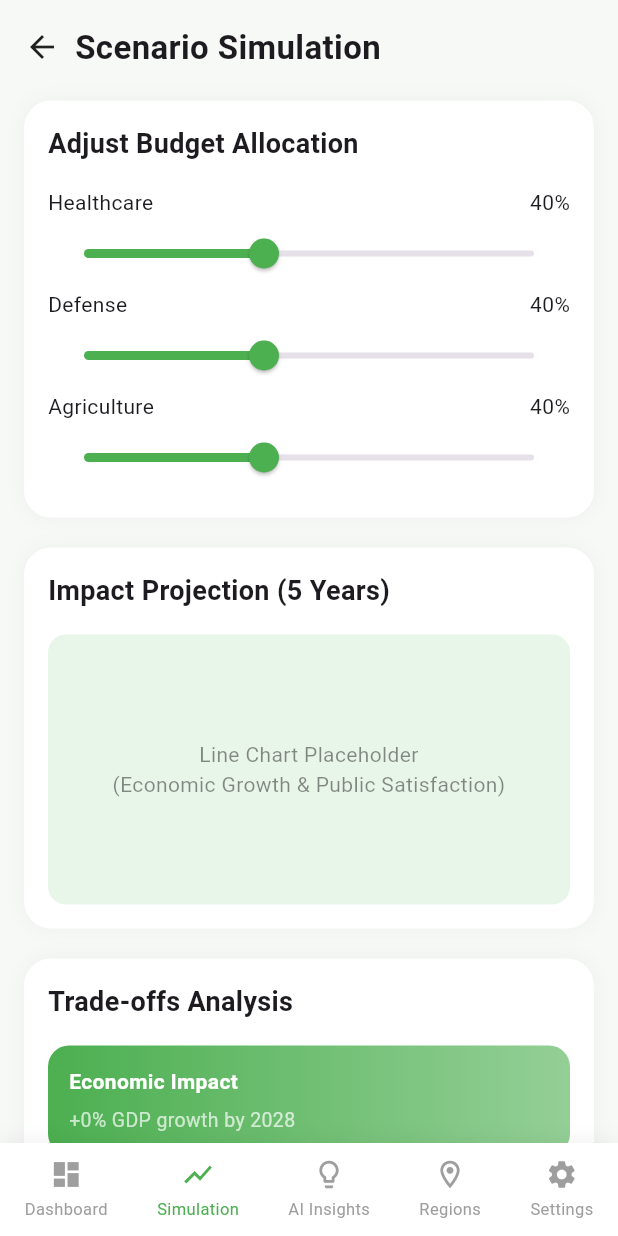
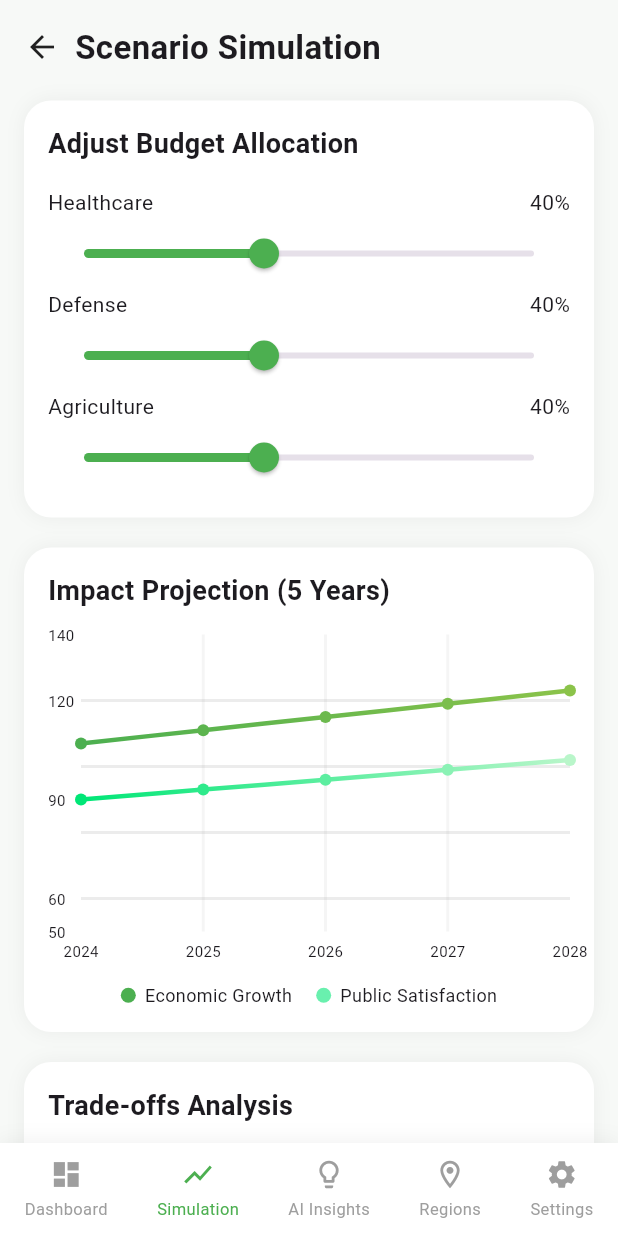
Before and after one commit to Pranoti812/BudgetIQ, a Flutter app: the SimulationScreen screen opened directly, on a phone screen of 412 x 824 dp. Run offline on Flutter 3.47's test engine with Material 3 defaults, Android fonts, the phone set to English and light mode, and no system bars; drawn by our look-alikes of fl_chart; our stand-ins replace cloud_firestore, firebase_auth, firebase_core, google_fonts, shared_preferences; accounts and stored records are empty.

Commit message:
setting+simulation+bottom_nav of gov - khushi

```diff
--- a/lib/main.dart
+++ b/lib/main.dart
@@ -35,6 +35,6 @@ class MainApp extends StatelessWidget {
   @override
   Widget build(BuildContext context) {
     return MaterialApp(debugShowCheckedModeBanner: false,
-     home:  DataIntegrationScreen());
+     home:  SimulationScreen());
   }
 }
--- a/lib/view/simulation_screen.dart
+++ b/lib/view/simulation_screen.dart
@@ -1,266 +1,6 @@
-// import 'package:flutter/material.dart';
-
-// class SimulationScreen extends StatefulWidget {
-//   const SimulationScreen({Key? key}) : super(key: key);
-
-//   @override
-//   State<SimulationScreen> createState() => _SimulationScreenState();
-// }
-
-// class _SimulationScreenState extends State<SimulationScreen> {
-//   double healthcare = 40;
-//   double defense = 40;
-//   double agriculture = 40;
-
-//   final Gradient primaryGradient = const LinearGradient(
-//     colors: [Color(0xFF4CAF50), Color(0xFF81C784)],
-//     begin: Alignment.centerLeft,
-//     end: Alignment.centerRight,
-//   );
-
-//   @override
-//   Widget build(BuildContext context) {
-//     return Scaffold(
-//       backgroundColor: const Color(0xFFF7F9F7),
-//       bottomNavigationBar: _buildBottomNav(),
-//       body: SafeArea(
-//         child: SingleChildScrollView(
-//           padding: const EdgeInsets.symmetric(horizontal: 16, vertical: 12),
-//           child: Column(
-//             crossAxisAlignment: CrossAxisAlignment.start,
-//             children: [
-//               _buildHeader(),
-//               const SizedBox(height: 20),
-
-//               /// Adjust Budget Allocation
-//               _sectionCard(
-//                 title: "Adjust Budget Allocation",
-//                 child: Column(
-//                   children: [
-//                     _budgetSlider("Healthcare", healthcare, (val) {
-//                       setState(() => healthcare = val);
-//                     }),
-//                     _budgetSlider("Defense", defense, (val) {
-//                       setState(() => defense = val);
-//                     }),
-//                     _budgetSlider("Agriculture", agriculture, (val) {
-//                       setState(() => agriculture = val);
-//                     }),
-//                   ],
-//                 ),
-//               ),
-
-//               const SizedBox(height: 20),
-
-//               /// Impact Projection
-//               _sectionCard(
-//                 title: "Impact Projection (5 Years)",
-//                 child: _mockChart(),
-//               ),
-
-//               const SizedBox(height: 20),
-
-//               /// Trade-offs Analysis
-//               _sectionCard(
-//                 title: "Trade-offs Analysis",
-//                 child: Column(
-//                   children: [
-//                     _infoTile(
-//                       title: "Economic Impact",
-//                       subtitle: "+0% GDP growth by 2028",
-//                       gradient: primaryGradient,
-//                     ),
-//                     const SizedBox(height: 12),
-//                     _infoTile(
-//                       title: "Social Welfare",
-//                       subtitle:
-//                           "Healthcare improvement affects life expectancy +0 years",
-//                       gradient: const LinearGradient(
-//                         colors: [Color(0xFF66BB6A), Color(0xFFA5D6A7)],
-//                       ),
-//                     ),
-//                   ],
-//                 ),
-//               ),
-//             ],
-//           ),
-//         ),
-//       ),
-//     );
-//   }
-
-//   /// ---------------- HEADER ----------------
-//   Widget _buildHeader() {
-//     return Row(
-//       children: const [
-//         Icon(Icons.arrow_back, size: 22),
-//         SizedBox(width: 10),
-//         Text(
-//           "Scenario Simulation",
-//           style: TextStyle(
-//             fontSize: 22,
-//             fontWeight: FontWeight.bold,
-//           ),
-//         ),
-//       ],
-//     );
-//   }
-
-//   /// ---------------- SECTION CARD ----------------
-//   Widget _sectionCard({required String title, required Widget child}) {
-//     return Container(
-//       padding: const EdgeInsets.all(16),
-//       decoration: BoxDecoration(
-//         color: Colors.white,
-//         borderRadius: BorderRadius.circular(18),
-//         boxShadow: [
-//           BoxShadow(
-//             color: Colors.black.withOpacity(0.04),
-//             blurRadius: 10,
-//             offset: const Offset(0, 4),
-//           )
-//         ],
-//       ),
-//       child: Column(
-//         crossAxisAlignment: CrossAxisAlignment.start,
-//         children: [
-//           Text(title,
-//               style:
-//                   const TextStyle(fontSize: 18, fontWeight: FontWeight.w600)),
-//           const SizedBox(height: 16),
-//           child,
-//         ],
-//       ),
-//     );
-//   }
-
-//   /// ---------------- SLIDER ----------------
-//   Widget _budgetSlider(
-//       String label, double value, Function(double) onChanged) {
-//     return Column(
-//       crossAxisAlignment: CrossAxisAlignment.start,
-//       children: [
-//         Row(
-//           mainAxisAlignment: MainAxisAlignment.spaceBetween,
-//           children: [
-//             Text(label,
-//                 style:
-//                     const TextStyle(fontSize: 14, color: Colors.black54)),
-//             Text("${value.toInt()}%",
-//                 style:
-//                     const TextStyle(fontSize: 14, fontWeight: FontWeight.w500)),
-//           ],
-//         ),
-//         SliderTheme(
-//           data: SliderThemeData(
-//             activeTrackColor: Colors.green,
-//             inactiveTrackColor: Colors.green.shade100,
-//             thumbColor: Colors.green,
-//             overlayColor: Colors.green.withOpacity(0.2),
-//           ),
-//           child: Slider(
-//             value: value,
-//             min: 0,
-//             max: 100,
-//             onChanged: onChanged,
-//           ),
-//         ),
-//         const SizedBox(height: 10),
-//       ],
-//     );
-//   }
-
-//   /// ---------------- MOCK CHART ----------------
-//   Widget _mockChart() {
-//     return Container(
-//       height: 180,
-//       decoration: BoxDecoration(
-//         color: const Color(0xFFF1F8F4),
-//         borderRadius: BorderRadius.circular(12),
-//       ),
-//       child: const Center(
-//         child: Text(
-//           "Line Chart Placeholder\n(Economic Growth & Public Satisfaction)",
-//           textAlign: TextAlign.center,
-//           style: TextStyle(color: Colors.black45),
-//         ),
-//       ),
-//     );
-//   }
-
-//   /// ---------------- INFO TILE ----------------
-//   Widget _infoTile({
-//     required String title,
-//     required String subtitle,
-//     required Gradient gradient,
-//   }) {
-//     return Container(
-//       padding: const EdgeInsets.all(14),
-//       decoration: BoxDecoration(
-//         gradient: gradient,
-//         borderRadius: BorderRadius.circular(14),
-//       ),
-//       child: Column(
-//         crossAxisAlignment: CrossAxisAlignment.start,
-//         children: [
-//           Text(title,
-//               style: const TextStyle(
-//                   color: Colors.white, fontWeight: FontWeight.bold)),
-//           const SizedBox(height: 6),
-//           Text(subtitle,
-//               style: const TextStyle(color: Colors.white70, fontSize: 13)),
-//         ],
-//       ),
-//     );
-//   }
-
-//   /// ---------------- BOTTOM NAV ----------------
-//   Widget _buildBottomNav() {
-//     return Container(
-//       padding: const EdgeInsets.symmetric(vertical: 10),
-//       decoration: BoxDecoration(
-//         color: Colors.white,
-//         boxShadow: [
-//           BoxShadow(
-//               color: Colors.black.withOpacity(0.05),
-//               blurRadius: 10,
-//               offset: const Offset(0, -2))
-//         ],
-//       ),
-//       child: Row(
-//         mainAxisAlignment: MainAxisAlignment.spaceAround,
-//         children: [
-//           _navItem(Icons.dashboard, "Dashboard", false),
-//           _navItem(Icons.show_chart, "Simulation", true),
-//           _navItem(Icons.lightbulb_outline, "AI Insights", false),
-//           _navItem(Icons.location_on_outlined, "Regions", false),
-//           _navItem(Icons.settings, "Settings", false),
-//         ],
-//       ),
-//     );
-//   }
-
-//   Widget _navItem(IconData icon, String label, bool active) {
-//     return Column(
-//       mainAxisSize: MainAxisSize.min,
-//       children: [
-//         Icon(icon,
-//             color: active ? Colors.green : Colors.grey, size: 22),
-//         const SizedBox(height: 4),
-//         Text(
-//           label,
-//           style: TextStyle(
-//             fontSize: 11,
-//             color: active ? Colors.green : Colors.grey,
-//           ),
-//         )
-//       ],
-//     );
-//   }
-// }
 import 'package:budegt_iq/view/gov_bottm_nav.dart';
 import 'package:flutter/material.dart';
-
+import 'package:fl_chart/fl_chart.dart';
 
 class SimulationScreen extends StatefulWidget {
   const SimulationScreen({super.key});
@@ -276,10 +16,52 @@ class _SimulationScreenState extends State<SimulationScreen> {
   double defense = 40;
   double agriculture = 40;
 
+  List<FlSpot> growthSpots = [];
+  List<FlSpot> satisfactionSpots = [];
+
+  @override
+  void initState() {
+    super.initState();
+    generateProjection(); // ✅ initial graph
+  }
+
+  /// 🔥 SIMULATION LOGIC
+  void generateProjection() {
+    List<FlSpot> growth = [];
+    List<FlSpot> satisfaction = [];
+
+    double baseGrowth = 85;
+    double baseSatisfaction = 70;
+
+    for (int i = 0; i < 5; i++) {
+      double year = (2024 + i).toDouble(); // ✅ FIXED
+
+      double g = baseGrowth +
+          (healthcare * 0.25) +
+          (defense * 0.12) +
+          (agriculture * 0.18) +
+          (i * 4);
+
+      double s = baseSatisfaction +
+          (healthcare * 0.35) -
+          (defense * 0.10) +
+          (agriculture * 0.25) +
+          (i * 3);
+
+      growth.add(FlSpot(year, g.toDouble()));
+      satisfaction.add(FlSpot(year, s.toDouble()));
+    }
+
+    setState(() {
+      growthSpots = growth;
+      satisfactionSpots = satisfaction;
+    });
+  }
+
+  /// 🔁 NAVIGATION
   void _onNavTap(int index) {
     setState(() => currentIndex = index);
 
-    /// 👉 Hook into your existing routes here
     switch (index) {
       case 0:
         Navigator.pushReplacementNamed(context, '/dashboard');
@@ -298,6 +80,14 @@ class _SimulationScreenState extends State<SimulationScreen> {
     }
   }
 
+  /// 🔁 UPDATE HELPER
+  void updateValue(VoidCallback update) {
+    setState(() {
+      update();
+    });
+    generateProjection(); // ✅ update graph
+  }
+
   @override
   Widget build(BuildContext context) {
     return Scaffold(
@@ -312,7 +102,7 @@ class _SimulationScreenState extends State<SimulationScreen> {
           child: Column(
             crossAxisAlignment: CrossAxisAlignment.start,
             children: [
-              /// Header
+              /// HEADER
               Row(
                 children: const [
                   Icon(Icons.arrow_back),
@@ -327,60 +117,59 @@ class _SimulationScreenState extends State<SimulationScreen> {
 
               const SizedBox(height: 20),
 
-              /// Adjust Budget Allocation
+              /// SLIDERS
               _card(
                 "Adjust Budget Allocation",
                 Column(
                   children: [
                     _slider("Healthcare", healthcare,
-                        (v) => setState(() => healthcare = v)),
+                        (v) => updateValue(() => healthcare = v)),
                     _slider("Defense", defense,
-                        (v) => setState(() => defense = v)),
+                        (v) => updateValue(() => defense = v)),
                     _slider("Agriculture", agriculture,
-                        (v) => setState(() => agriculture = v)),
+                        (v) => updateValue(() => agriculture = v)),
                   ],
                 ),
               ),
 
               const SizedBox(height: 20),
 
-              /// Impact Projection
+              /// GRAPH
               _card(
                 "Impact Projection (5 Years)",
-                Container(
-                  height: 180,
-                  decoration: BoxDecoration(
-                    color: const Color(0xFFE8F5E9),
-                    borderRadius: BorderRadius.circular(12),
-                  ),
-                  child: const Center(
-                    child: Text(
-                      "Line Chart Placeholder\n(Economic Growth & Public Satisfaction)",
-                      textAlign: TextAlign.center,
-                      style: TextStyle(color: Colors.black45),
-                    ),
-                  ),
+                Column(
+                  children: [
+                    _buildChart(),
+                    const SizedBox(height: 12),
+                    Row(
+                      mainAxisAlignment: MainAxisAlignment.center,
+                      children: [
+                        _legendItem(Colors.green, "Economic Growth"),
+                        const SizedBox(width: 16),
+                        _legendItem(
+                            Colors.greenAccent, "Public Satisfaction"),
+                      ],
+                    )
+                  ],
                 ),
               ),
 
               const SizedBox(height: 20),
 
-              /// Trade-offs Analysis
+              /// TRADE-OFFS
               _card(
                 "Trade-offs Analysis",
                 Column(
                   children: [
                     _infoTile(
-                      "Economic Impact",
-                      "+0% GDP growth by 2028",
-                      Colors.green,
-                    ),
+                        "Economic Impact",
+                        "+0% GDP growth by 2028",
+                        Colors.green),
                     const SizedBox(height: 12),
                     _infoTile(
-                      "Social Welfare",
-                      "Healthcare improvement affects life expectancy +0 years",
-                      Colors.green.shade400,
-                    ),
+                        "Social Welfare",
+                        "Healthcare improvement affects life expectancy +0 years",
+                        Colors.green.shade400),
                   ],
                 ),
               ),
@@ -391,34 +180,7 @@ class _SimulationScreenState extends State<SimulationScreen> {
     );
   }
 
-  /// Card UI
-  Widget _card(String title, Widget child) {
-    return Container(
-      padding: const EdgeInsets.all(16),
-      decoration: BoxDecoration(
-        color: Colors.white,
-        borderRadius: BorderRadius.circular(18),
-        boxShadow: [
-          BoxShadow(
-            color: Colors.black.withOpacity(0.04),
-            blurRadius: 10,
-          )
-        ],
-      ),
-      child: Column(
-        crossAxisAlignment: CrossAxisAlignment.start,
-        children: [
-          Text(title,
-              style:
-                  const TextStyle(fontSize: 18, fontWeight: FontWeight.w600)),
-          const SizedBox(height: 16),
-          child
-        ],
-      ),
-    );
-  }
-
-  /// Slider
+  /// 🎚 SLIDER
   Widget _slider(String label, double value, Function(double) onChanged) {
     return Column(
       children: [
@@ -440,7 +202,127 @@ class _SimulationScreenState extends State<SimulationScreen> {
     );
   }
 
-  /// Info Tile
+  /// 📊 CHART
+  Widget _buildChart() {
+    return SizedBox(
+      height: 220,
+      child: LineChart(
+        LineChartData(
+          minX: 2024,
+          maxX: 2028,
+          minY: 50,
+          maxY: 140,
+
+          gridData: FlGridData(
+            show: true,
+            horizontalInterval: 20,
+            verticalInterval: 1,
+            getDrawingHorizontalLine: (value) =>
+                FlLine(color: Colors.grey.withOpacity(0.2)),
+            getDrawingVerticalLine: (value) =>
+                FlLine(color: Colors.grey.withOpacity(0.1)),
+          ),
+
+          titlesData: FlTitlesData(
+            leftTitles: AxisTitles(
+              sideTitles: SideTitles(
+                showTitles: true,
+                interval: 30,
+                getTitlesWidget: (value, meta) =>
+                    Text(value.toInt().toString(),
+                        style: const TextStyle(fontSize: 10)),
+              ),
+            ),
+            bottomTitles: AxisTitles(
+              sideTitles: SideTitles(
+                showTitles: true,
+                interval: 1,
+                getTitlesWidget: (value, meta) => Padding(
+                  padding: const EdgeInsets.only(top: 6),
+                  child: Text(value.toInt().toString(),
+                      style: const TextStyle(fontSize: 10)),
+                ),
+              ),
+            ),
+            rightTitles:
+                AxisTitles(sideTitles: SideTitles(showTitles: false)),
+            topTitles:
+                AxisTitles(sideTitles: SideTitles(showTitles: false)),
+          ),
+
+          borderData: FlBorderData(show: false),
+
+          lineBarsData: [
+            LineChartBarData(
+              spots: growthSpots,
+              isCurved: true,
+              barWidth: 3,
+              gradient: const LinearGradient(
+                colors: [Colors.green, Colors.lightGreen],
+              ),
+              dotData: FlDotData(show: true),
+            ),
+            LineChartBarData(
+              spots: satisfactionSpots,
+              isCurved: true,
+              barWidth: 3,
+              gradient: LinearGradient(
+                colors: [
+                  Colors.greenAccent.shade400,
+                  Colors.greenAccent.shade100
+                ],
+              ),
+              dotData: FlDotData(show: true),
+            ),
+          ],
+        ),
+      ),
+    );
+  }
+
+  /// 🏷 LEGEND
+  Widget _legendItem(Color color, String text) {
+    return Row(
+      children: [
+        Container(
+          width: 10,
+          height: 10,
+          decoration:
+              BoxDecoration(color: color, shape: BoxShape.circle),
+        ),
+        const SizedBox(width: 6),
+        Text(text, style: const TextStyle(fontSize: 12)),
+      ],
+    );
+  }
+
+  /// 📦 CARD
+  Widget _card(String title, Widget child) {
+    return Container(
+      padding: const EdgeInsets.all(16),
+      decoration: BoxDecoration(
+        color: Colors.white,
+        borderRadius: BorderRadius.circular(18),
+        boxShadow: [
+          BoxShadow(
+              color: Colors.black.withOpacity(0.05),
+              blurRadius: 10)
+        ],
+      ),
+      child: Column(
+        crossAxisAlignment: CrossAxisAlignment.start,
+        children: [
+          Text(title,
+              style:
+                  const TextStyle(fontSize: 18, fontWeight: FontWeight.w600)),
+          const SizedBox(height: 16),
+          child,
+        ],
+      ),
+    );
+  }
+
+  /// 📊 INFO TILE
   Widget _infoTile(String title, String subtitle, Color color) {
     return Container(
       width: double.infinity,
@@ -459,7 +341,7 @@ class _SimulationScreenState extends State<SimulationScreen> {
                   color: Colors.white, fontWeight: FontWeight.bold)),
           const SizedBox(height: 6),
           Text(subtitle,
-              style: const TextStyle(color: Colors.white70, fontSize: 13)),
+              style: const TextStyle(color: Colors.white70)),
         ],
       ),
     );
```
